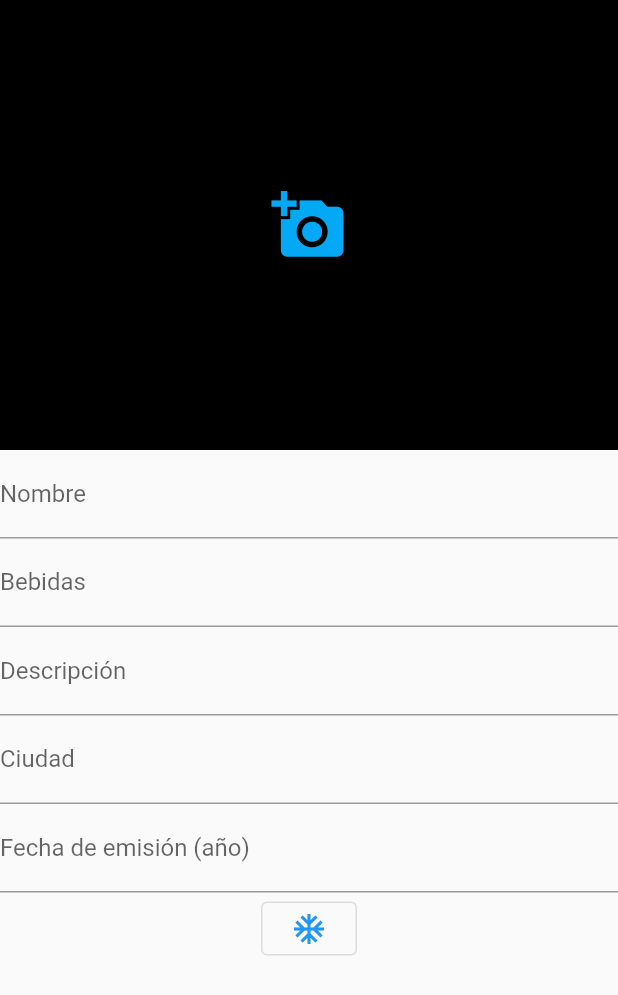
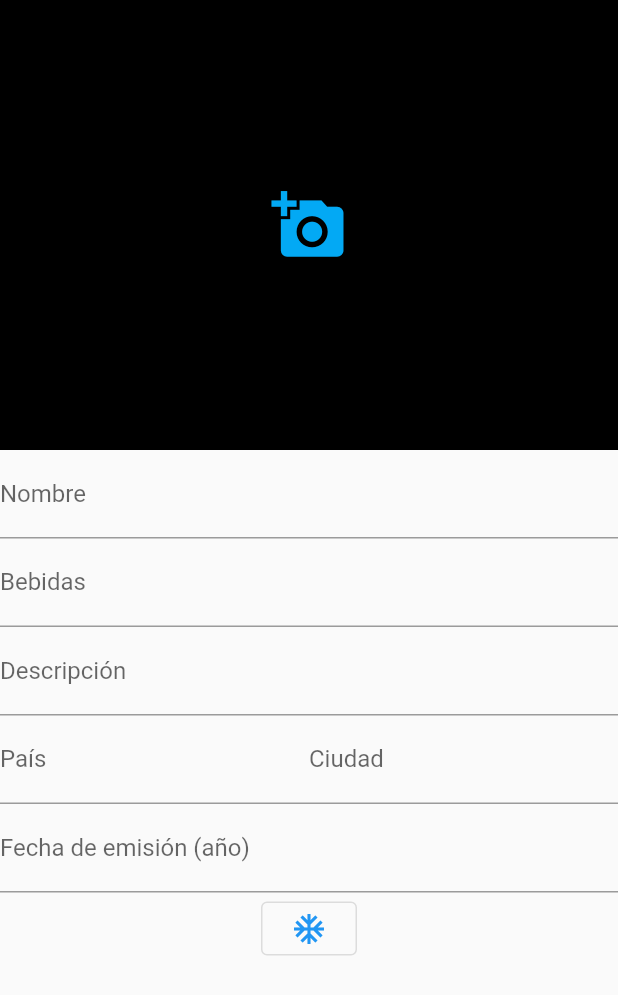
Before and after one commit to JulianOjea/bottle_cap_gallery, a Flutter app: the AddItem widget shown alone on an empty page, opened directly, on a phone screen of 412 x 824 dp. Shown: the top 995 px of the screen. Run offline on Flutter 3.47's test engine with Material 2 defaults, Android fonts, the phone set to English and light mode, and no system bars; our stand-ins replace flutter_typeahead, sqflite, transparent_image; accounts and stored records are empty.

Commit message:
add view form functional

```diff
--- a/lib/src/business_logic/assets/cities_list.dart
+++ b/lib/src/business_logic/assets/cities_list.dart
@@ -1,7 +1,6 @@
 import 'package:bottle_cap_gallery/src/business_logic/assets/list_iface.dart';
-import 'package:flutter/cupertino.dart';
 
-class CitiesService implements PretictiveListDataManager {
+class CitiesService implements PredictiveListDataManager {
   final List<String> dataList = [
     'Beirut',
     'Damascus',
@@ -19,10 +18,13 @@ class CitiesService implements PretictiveListDataManager {
   ];
 
   List<String> getSuggestions(String query) {
-    List<String> matches = <String>[];
-    matches.addAll(dataList);
+    if (query != "") {
+      List<String> matches = <String>[];
+      matches.addAll(dataList);
 
-    matches.retainWhere((s) => s.toLowerCase().contains(query.toLowerCase()));
-    return matches;
+      matches.retainWhere((s) => s.toLowerCase().contains(query.toLowerCase()));
+      return matches;
+    } else
+      return [];
   }
 }
--- a/lib/src/business_logic/assets/countries_list.dart
+++ b/lib/src/business_logic/assets/countries_list.dart
@@ -0,0 +1,213 @@
+import 'package:bottle_cap_gallery/src/business_logic/assets/list_iface.dart';
+
+class CountriesService implements PredictiveListDataManager {
+  @override
+  List<String> get dataList => [
+        "Afganistán",
+        "Albania",
+        "Alemania",
+        "Andorra",
+        "Angola",
+        "Antigua y Barbuda",
+        "Arabia Saudita",
+        "Argelia",
+        "Argentina",
+        "Armenia",
+        "Australia",
+        "Austria",
+        "Azerbaiyán",
+        "Bahamas",
+        "Bangladés",
+        "Barbados",
+        "Baréin",
+        "Bélgica",
+        "Belice",
+        "Benín",
+        "Bielorrusia",
+        "Birmania",
+        "Bolivia",
+        "Bosnia y Herzegovina",
+        "Botsuana",
+        "Brasil",
+        "Brunéi",
+        "Bulgaria",
+        "Burkina Faso",
+        "Burundi",
+        "Bután",
+        "Cabo Verde",
+        "Camboya",
+        "Camerún",
+        "Canadá",
+        "Catar",
+        "Chad",
+        "Chile",
+        "China",
+        "Chipre",
+        "Ciudad del Vaticano",
+        "Colombia",
+        "Comoras",
+        "Corea del Norte",
+        "Corea del Sur",
+        "Costa de Marfil",
+        "Costa Rica",
+        "Croacia",
+        "Cuba",
+        "Dinamarca",
+        "Dominica",
+        "Ecuador",
+        "Egipto",
+        "El Salvador",
+        "Emiratos Árabes Unidos",
+        "Eritrea",
+        "Eslovaquia",
+        "Eslovenia",
+        "España",
+        "Estados Unidos",
+        "Estonia",
+        "Etiopía",
+        "Filipinas",
+        "Finlandia",
+        "Fiyi",
+        "Francia",
+        "Gabón",
+        "Gambia",
+        "Georgia",
+        "Ghana",
+        "Granada",
+        "Grecia",
+        "Guatemala",
+        "Guyana",
+        "Guinea",
+        "Guinea ecuatorial",
+        "Guinea-Bisáu",
+        "Haití",
+        "Honduras",
+        "Hungría",
+        "India",
+        "Indonesia",
+        "Irak",
+        "Irán",
+        "Irlanda",
+        "Islandia",
+        "Islas Marshall",
+        "Islas Salomón",
+        "Israel",
+        "Italia",
+        "Jamaica",
+        "Japón",
+        "Jordania",
+        "Kazajistán",
+        "Kenia",
+        "Kirguistán",
+        "Kiribati",
+        "Kuwait",
+        "Laos",
+        "Lesoto",
+        "Letonia",
+        "Líbano",
+        "Liberia",
+        "Libia",
+        "Liechtenstein",
+        "Lituania",
+        "Luxemburgo",
+        "Madagascar",
+        "Malasia",
+        "Malaui",
+        "Maldivas",
+        "Malí",
+        "Malta",
+        "Marruecos",
+        "Mauricio",
+        "Mauritania",
+        "México",
+        "Micronesia",
+        "Moldavia",
+        "Mónaco",
+        "Mongolia",
+        "Montenegro",
+        "Mozambique",
+        "Namibia",
+        "Nauru",
+        "Nepal",
+        "Nicaragua",
+        "Níger",
+        "Nigeria",
+        "Noruega",
+        "Nueva Zelanda",
+        "Omán",
+        "Países Bajos",
+        "Pakistán",
+        "Palaos",
+        "Panamá",
+        "Papúa Nueva Guinea",
+        "Paraguay",
+        "Perú",
+        "Polonia",
+        "Portugal",
+        "Reino Unido",
+        "República Centroafricana",
+        "República Checa",
+        "República de Macedonia",
+        "República del Congo",
+        "República Democrática del Congo",
+        "República Dominicana",
+        "República Sudafricana",
+        "Ruanda",
+        "Rumanía",
+        "Rusia",
+        "Samoa",
+        "San Cristóbal y Nieves",
+        "San Marino",
+        "San Vicente y las Granadinas",
+        "Santa Lucía",
+        "Santo Tomé y Príncipe",
+        "Senegal",
+        "Serbia",
+        "Seychelles",
+        "Sierra Leona",
+        "Singapur",
+        "Siria",
+        "Somalia",
+        "Sri Lanka",
+        "Suazilandia",
+        "Sudán",
+        "Sudán del Sur",
+        "Suecia",
+        "Suiza",
+        "Surinam",
+        "Tailandia",
+        "Tanzania",
+        "Tayikistán",
+        "Timor Oriental",
+        "Togo",
+        "Tonga",
+        "Trinidad y Tobago",
+        "Túnez",
+        "Turkmenistán",
+        "Turquía",
+        "Tuvalu",
+        "Ucrania",
+        "Uganda",
+        "Uruguay",
+        "Uzbekistán",
+        "Vanuatu",
+        "Venezuela",
+        "Vietnam",
+        "Yemen",
+        "Yibuti",
+        "Zambia",
+        "Zimbabue"
+      ];
+
+  @override
+  List<String> getSuggestions(String query) {
+    if (query != "") {
+      List<String> matches = <String>[];
+      matches.addAll(dataList);
+
+      matches.retainWhere((s) => s.toLowerCase().contains(query.toLowerCase()));
+      return matches;
+    } else
+      return [];
+  }
+}
--- a/lib/src/business_logic/assets/drink_list.dart
+++ b/lib/src/business_logic/assets/drink_list.dart
@@ -1,6 +1,6 @@
 import 'package:bottle_cap_gallery/src/business_logic/assets/list_iface.dart';
 
-class DrinkService implements PretictiveListDataManager {
+class DrinkService implements PredictiveListDataManager {
   final List<String> dataList = [
     'Aguardiente',
     'Alcopop',
@@ -19,7 +19,7 @@ class DrinkService implements PretictiveListDataManager {
     'Cognac y Brandy',
     'Gaseosa',
     'Ginebra',
-    'Jarabe'
+    'Jarabe',
     'Kvas',
     'Leche',
     'Licor',
@@ -32,15 +32,18 @@ class DrinkService implements PretictiveListDataManager {
     'Té',
     'Vino',
     'Vino Espumoso',
-    'Yogur'
+    'Yogur',
     'Zumo',
   ];
 
   List<String> getSuggestions(String query) {
+    if (query != "") {
       List<String> matches = <String>[];
       matches.addAll(dataList);
 
       matches.retainWhere((s) => s.toLowerCase().contains(query.toLowerCase()));
       return matches;
+    } else
+      return [];
   }
 }
--- a/lib/src/business_logic/assets/list_iface.dart
+++ b/lib/src/business_logic/assets/list_iface.dart
@@ -1,4 +1,4 @@
-abstract class PretictiveListDataManager {
+abstract class PredictiveListDataManager {
   final List<String> dataList = [];
   List<String> getSuggestions(String query);
 }
--- a/lib/src/views/ui/add_item_view.dart
+++ b/lib/src/views/ui/add_item_view.dart
@@ -1,12 +1,10 @@
 import 'dart:typed_data';
 
-import 'package:bottle_cap_gallery/src/business_logic/assets/cities_list.dart';
+import 'package:bottle_cap_gallery/src/business_logic/assets/countries_list.dart';
 import 'package:bottle_cap_gallery/src/business_logic/assets/drink_list.dart';
 import 'package:bottle_cap_gallery/src/business_logic/assets/list_iface.dart';
 import 'package:bottle_cap_gallery/src/views/utils/item.dart';
 import 'package:bottle_cap_gallery/src/views/utils/item_collection.dart';
-import 'package:country_list_pick/country_list_pick.dart';
-import 'package:country_picker/country_picker.dart';
 
 import 'package:flutter/material.dart';
 import 'package:flutter_typeahead/flutter_typeahead.dart';
@@ -43,9 +41,9 @@ class _AddItemState extends State<AddItem> {
               //_sizedBox(),
               Row(
                 children: [
-                  //Expanded(child: _getCountry()),
                   Expanded(
-                      child: PredictiveTextInput(CitiesService(), "Ciudad")),
+                      child: PredictiveTextInput(CountriesService(), "País")),
+                  Expanded(child: _textInput("Ciudad")),
                 ],
               ),
               //_sizedBox(),
@@ -136,7 +134,7 @@ class _AddItemState extends State<AddItem> {
 }
 
 class PredictiveTextInput extends StatelessWidget {
-  final PretictiveListDataManager _list;
+  final PredictiveListDataManager _list;
   final String _labelText;
   final TextEditingController _typeAheadController = TextEditingController();
 
@@ -145,6 +143,9 @@ class PredictiveTextInput extends StatelessWidget {
   @override
   Widget build(BuildContext context) {
     return TypeAheadFormField(
+      keepSuggestionsOnLoading: false,
+      hideOnLoading: true,
+      hideOnError: true,
       textFieldConfiguration: TextFieldConfiguration(
           controller: this._typeAheadController,
           decoration: InputDecoration(labelText: _labelText)),
```
Lines whose indentation alone changed are shown as unchanged.
